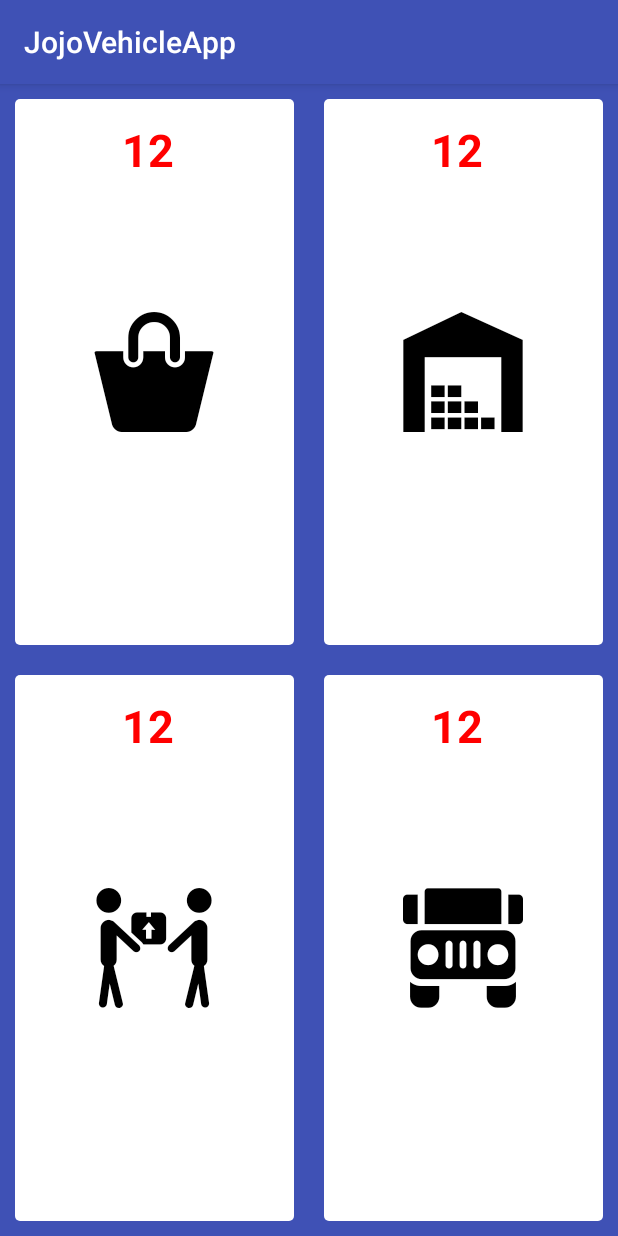
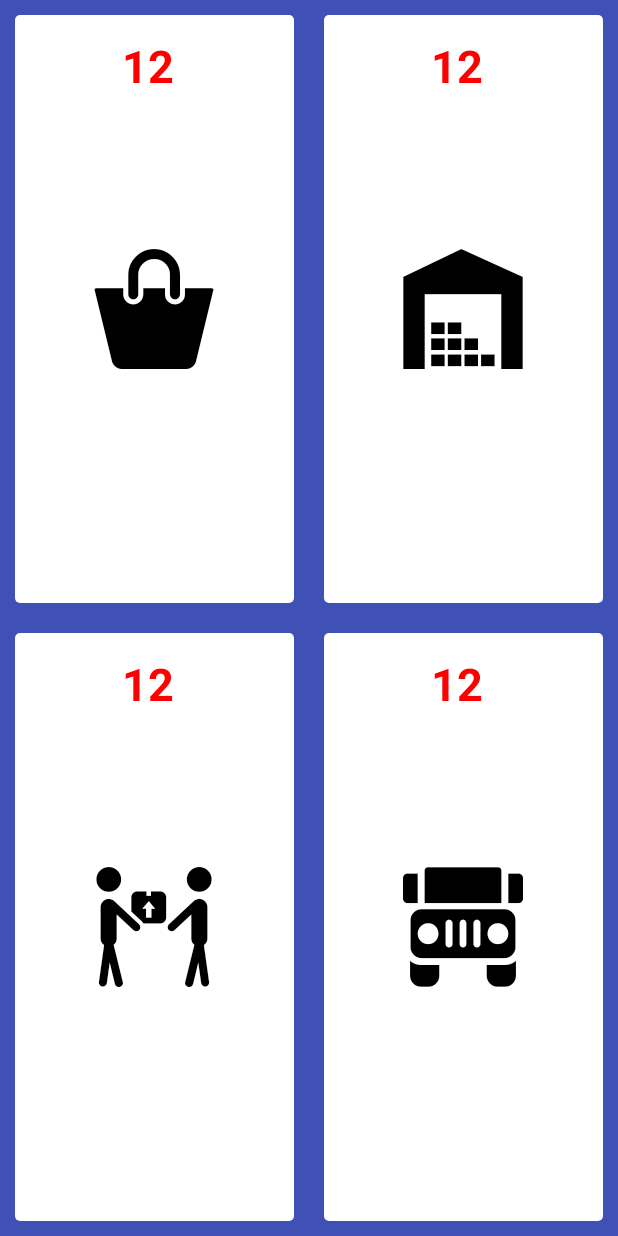
Before and after one commit to jojodelivery/vehicleapp, an Android app: the screen it shows after launch (HomeActivity), on a phone screen of 412 x 824 dp. Run offline under Robolectric (Android 15) with nearby library versions, the phone set to English and light mode, and no system bars.

Commit message:
removing action bar from theme

```diff
--- a/app/src/main/AndroidManifest.xml
+++ b/app/src/main/AndroidManifest.xml
@@ -6,6 +6,7 @@
         android:allowBackup="true"
         android:icon="@mipmap/ic_launcher"
         android:label="@string/app_name"
+
         android:theme="@style/AppTheme" >
         <activity android:name=".HomeActivity" >
             <intent-filter>
--- a/app/src/main/res/values/strings.xml
+++ b/app/src/main/res/values/strings.xml
@@ -1,5 +1,5 @@
 <resources>
-    <string name="app_name">JojoVehicleApp</string>
+    <string name="app_name">Jojo App</string>
     <string name="ware_house">&#xe004;</string>
     <string name="hand_over">&#xe003;</string>
     <string name="basket">&#xe000;</string>
--- a/app/src/main/res/values/styles.xml
+++ b/app/src/main/res/values/styles.xml
@@ -1,9 +1,8 @@
 <resources>
 
     <!-- Base application theme. -->
-    <style name="AppTheme" parent="Theme.AppCompat.Light.DarkActionBar">
+    <style name="AppTheme" parent="Theme.AppCompat.Light.NoActionBar">
         <!-- Customize your theme here. -->
-        <item name="colorPrimary">@color/colorPrimary</item>
         <item name="colorPrimaryDark">@color/colorPrimaryDark</item>
         <item name="colorAccent">@color/colorAccent</item>
     </style>
```
